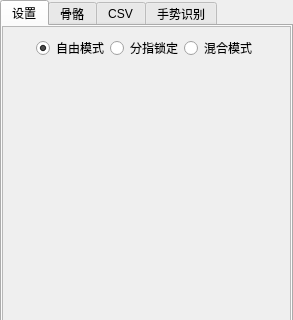
This is ui/h2Widget.ui in FOHEART/MotionGloveUI as Qt 5 draws it before an edit; both pictures show x 0 to 293 and y 0 to 320 of the 293 by 764 pixel window. The edited form follows.
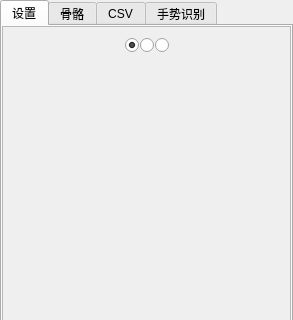
This is the edited form. The open tabs and pages were chosen to show the change.

```diff
--- a/ui/h2Widget.ui
+++ b/ui/h2Widget.ui
@@ -133,9 +133,6 @@
              </item>
              <item>
               <widget class="QRadioButton" name="RB_freeMode">
-               <property name="text">
-                <string>自由模式</string>
-               </property>
                <property name="checked">
                 <bool>true</bool>
                </property>
@@ -143,16 +140,10 @@
              </item>
              <item>
               <widget class="QRadioButton" name="RB_lockMode">
-               <property name="text">
-                <string>分指锁定</string>
-               </property>
               </widget>
              </item>
              <item>
               <widget class="QRadioButton" name="RB_mixMode">
-               <property name="text">
-                <string>混合模式</string>
-               </property>
               </widget>
              </item>
              <item>
```
Left out of the diff: 2 changed lines with no effect on the pictures.
